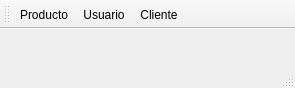
benArambide/ProyFinal-IS2, file mainwindow.ui: the form before one commit.
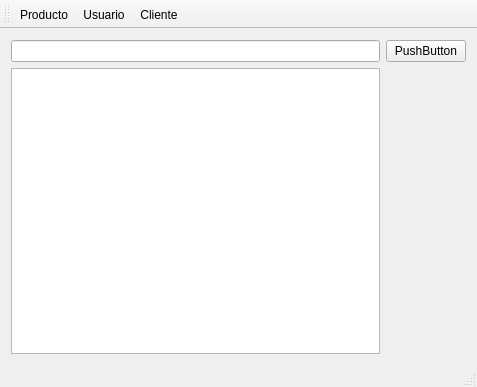
The form after the commit. Icons and pictures are not drawn.

Diff of the .ui file:
```diff
--- a/mainwindow.ui
+++ b/mainwindow.ui
@@ -6,8 +6,8 @@
    <rect>
     <x>0</x>
     <y>0</y>
-    <width>295</width>
-    <height>88</height>
+    <width>477</width>
+    <height>387</height>
    </rect>
   </property>
   <property name="windowTitle">
@@ -27,7 +27,21 @@
    <enum>Qt::ToolButtonTextBesideIcon</enum>
   </property>
   <widget class="QWidget" name="centralWidget">
-   <layout class="QGridLayout" name="gridLayout"/>
+   <layout class="QGridLayout" name="gridLayout">
+    <item row="1" column="0">
+     <widget class="QTableView" name="tableView"/>
+    </item>
+    <item row="0" column="0">
+     <widget class="QLineEdit" name="lineEdit"/>
+    </item>
+    <item row="0" column="1">
+     <widget class="QPushButton" name="pushButton">
+      <property name="text">
+       <string>PushButton</string>
+      </property>
+     </widget>
+    </item>
+   </layout>
   </widget>
   <widget class="QToolBar" name="toolBar_modulos">
    <property name="windowTitle">
```
